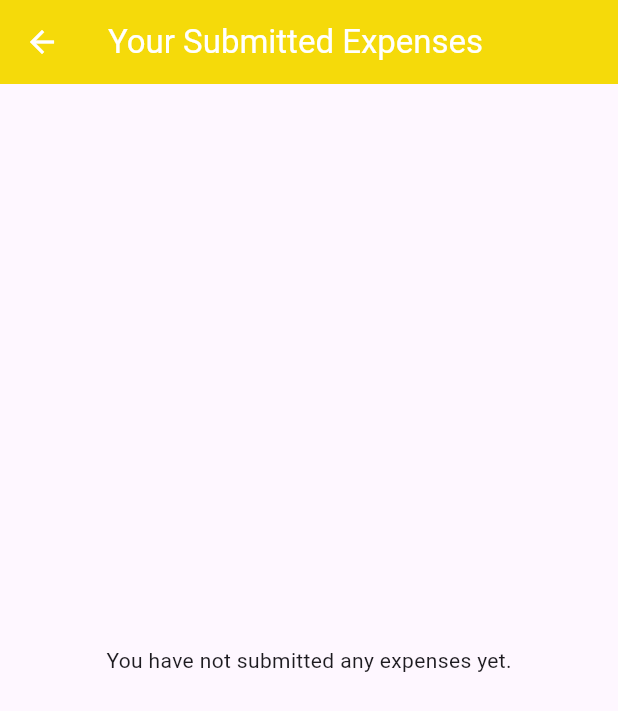
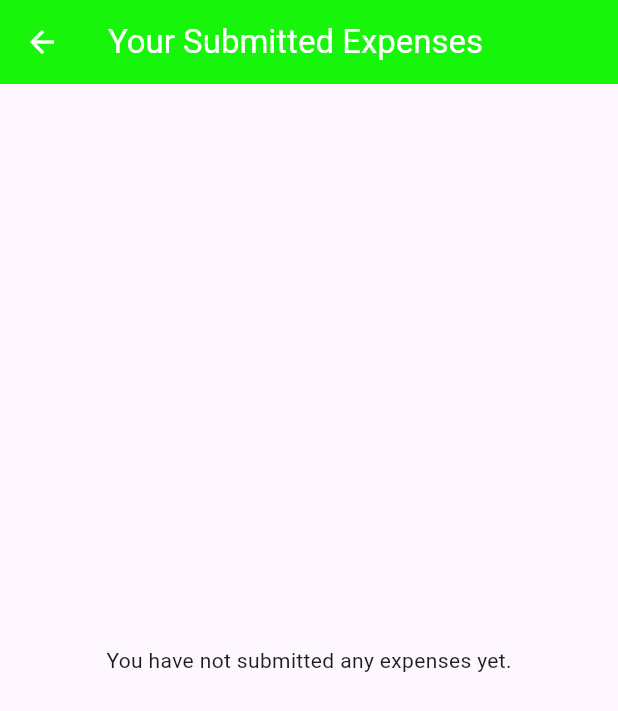
Before and after one commit to VCCCapstone/chronotrack, a Flutter app: the UserListExpensePage screen opened directly, on a phone screen of 412 x 824 dp. Shown: the top 711 px of the screen. Run offline on Flutter 3.47's test engine with Material 3 defaults, Android fonts, the phone set to English and light mode, and no system bars; our stand-ins replace file_picker, photo_view; missing offline and left inert: amplify_auth_cognito, amplify_flutter.

Commit message:
v2.2 5July25 final testing ci/cd31

```diff
--- a/lib/user/user_list_expense_page.dart
+++ b/lib/user/user_list_expense_page.dart
@@ -65,7 +65,7 @@ class _UserListExpensePageState extends State<UserListExpensePage> {
     return Scaffold(
       appBar: AppBar(
         title: const Text("Your Submitted Expenses"),
-        backgroundColor: const Color.fromARGB(255, 245, 218, 10),
+        backgroundColor: const Color.fromARGB(255, 22, 245, 10),
         foregroundColor: Colors.white,
       ),
       body: _loading
```
Also changed, not shown: 3 other files.
